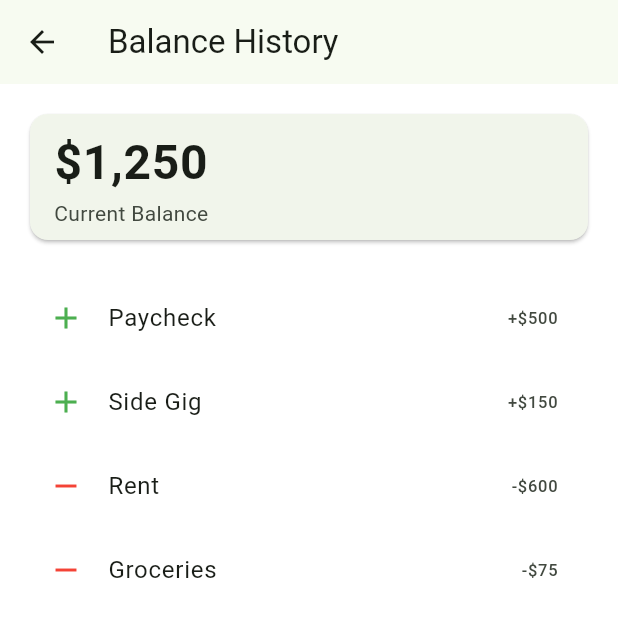
After one commit to Remoshi21/GoalDen, a Flutter app: the HomeScreen screen opened directly, after a tap on "Current Balance", on a phone screen of 412 x 824 dp, the top half of it. The commit adds this screen. Run offline on Flutter 3.47's test engine with Material 3 defaults, Android fonts, the phone set to English and light mode, and no system bars.

Commit message:
Added interactive dashboard cards and navigation screens

```diff
--- a/goalden/lib/main.dart
+++ b/goalden/lib/main.dart
@@ -1,6 +1,12 @@
 import 'package:flutter/material.dart';
 
 import 'screens/splash_screen.dart';
+
+import 'screens/balance_screen.dart';
+
+import 'screens/savings_screen.dart';
+
+import 'screens/rewards_screen.dart';
 
 void main() {
   runApp(const GoalDenApp());
--- /dev/null
+++ b/goalden/lib/screens/balance_screen.dart
@@ -0,0 +1,57 @@
+import 'package:flutter/material.dart';
+
+class BalanceScreen extends StatelessWidget {
+  const BalanceScreen({super.key});
+
+  @override
+  Widget build(BuildContext context) {
+    return Scaffold(
+      appBar: AppBar(title: const Text('Balance History')),
+      body: Padding(
+        padding: const EdgeInsets.all(16),
+        child: Column(
+          children: [
+            const Card(
+              child: ListTile(
+                title: Text(
+                  "\$1,250",
+                  style: TextStyle(fontSize: 32, fontWeight: FontWeight.bold),
+                ),
+                subtitle: Text("Current Balance"),
+              ),
+            ),
+
+            const SizedBox(height: 20),
+
+            Expanded(
+              child: ListView(
+                children: const [
+                  ListTile(
+                    leading: Icon(Icons.add, color: Colors.green),
+                    title: Text("Paycheck"),
+                    trailing: Text("+\$500"),
+                  ),
+                  ListTile(
+                    leading: Icon(Icons.add, color: Colors.green),
+                    title: Text("Side Gig"),
+                    trailing: Text("+\$150"),
+                  ),
+                  ListTile(
+                    leading: Icon(Icons.remove, color: Colors.red),
+                    title: Text("Rent"),
+                    trailing: Text("-\$600"),
+                  ),
+                  ListTile(
+                    leading: Icon(Icons.remove, color: Colors.red),
+                    title: Text("Groceries"),
+                    trailing: Text("-\$75"),
+                  ),
+                ],
+              ),
+            ),
+          ],
+        ),
+      ),
+    );
+  }
+}
--- a/goalden/lib/screens/home_screen.dart
+++ b/goalden/lib/screens/home_screen.dart
@@ -1,4 +1,24 @@
 import 'package:flutter/material.dart';
+
+import 'balance_screen.dart';
+import 'savings_screen.dart';
+import 'rewards_screen.dart';
+
+Route slideRoute(Widget page) {
+  return PageRouteBuilder(
+    pageBuilder: (context, animation, secondaryAnimation) => page,
+    transitionsBuilder: (context, animation, secondaryAnimation, child) {
+      return SlideTransition(
+        position: Tween<Offset>(
+          begin: const Offset(1.0, 0.0),
+          end: Offset.zero,
+        ).animate(CurvedAnimation(parent: animation, curve: Curves.easeInOut)),
+        child: child,
+      );
+    },
+    transitionDuration: const Duration(milliseconds: 500),
+  );
+}
 
 class DashboardCard extends StatelessWidget {
   final IconData icon;
@@ -24,7 +44,7 @@ class DashboardCard extends StatelessWidget {
         borderRadius: BorderRadius.circular(25),
         boxShadow: [
           BoxShadow(
-            color: Colors.black.withOpacity(.15),
+            color: Colors.black.withOpacity(0.15),
             blurRadius: 15,
             spreadRadius: 2,
             offset: const Offset(0, 8),
@@ -37,7 +57,7 @@ class DashboardCard extends StatelessWidget {
           children: [
             CircleAvatar(
               radius: 30,
-              backgroundColor: color.withOpacity(.15),
+              backgroundColor: color.withOpacity(0.15),
               child: Icon(icon, color: color, size: 32),
             ),
 
@@ -105,7 +125,6 @@ class HomeScreen extends StatelessWidget {
 
       body: Stack(
         children: [
-          // Gradient Background
           Container(
             decoration: const BoxDecoration(
               gradient: LinearGradient(
@@ -116,7 +135,6 @@ class HomeScreen extends StatelessWidget {
             ),
           ),
 
-          // Decorative Wave
           Positioned(
             top: -100,
             left: -50,
@@ -124,7 +142,7 @@ class HomeScreen extends StatelessWidget {
             child: Container(
               height: 250,
               decoration: BoxDecoration(
-                color: Colors.white.withOpacity(.12),
+                color: Colors.white.withOpacity(0.12),
                 borderRadius: BorderRadius.circular(200),
               ),
             ),
@@ -156,25 +174,52 @@ class HomeScreen extends StatelessWidget {
 
                   const SizedBox(height: 30),
 
-                  DashboardCard(
+                  InkWell(
+                    borderRadius: BorderRadius.circular(25),
+                    onTap: () {
+                      Navigator.push(
+                        context,
+                        slideRoute(const BalanceScreen()),
+                      );
+                    },
+                    child: const DashboardCard(
                       icon: Icons.account_balance_wallet,
                       title: "Current Balance",
                       value: "\$1,250",
                       color: Colors.green,
                     ),
+                  ),
 
-                  DashboardCard(
+                  InkWell(
+                    borderRadius: BorderRadius.circular(25),
+                    onTap: () {
+                      Navigator.push(
+                        context,
+                        slideRoute(const SavingsScreen()),
+                      );
+                    },
+                    child: const DashboardCard(
                       icon: Icons.savings,
                       title: "Savings Goal",
                       value: "\$500 / \$2000",
                       color: Colors.pink,
                     ),
+                  ),
 
-                  DashboardCard(
+                  InkWell(
+                    borderRadius: BorderRadius.circular(25),
+                    onTap: () {
+                      Navigator.push(
+                        context,
+                        slideRoute(const RewardsScreen()),
+                      );
+                    },
+                    child: const DashboardCard(
                       icon: Icons.emoji_events,
                       title: "Reward Points",
                       value: "350",
                       color: Colors.orange,
+                    ),
                   ),
                 ],
               ),
```
Also changed, not shown: goalden/lib/screens/rewards_screen.dart (added, +48 -0 lines), goalden/lib/screens/savings_screen.dart (added, +60 -0 lines). Lines whose indentation alone changed are shown as unchanged.
